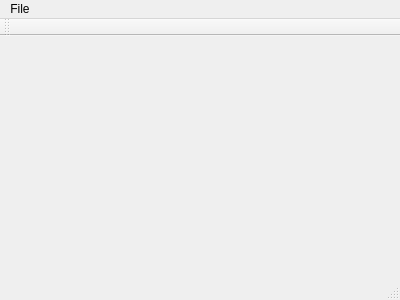
First picture: the form in TowerProject/mainwindow.ui, repository PaulCode/Tower-iLLuminati, before the edit.
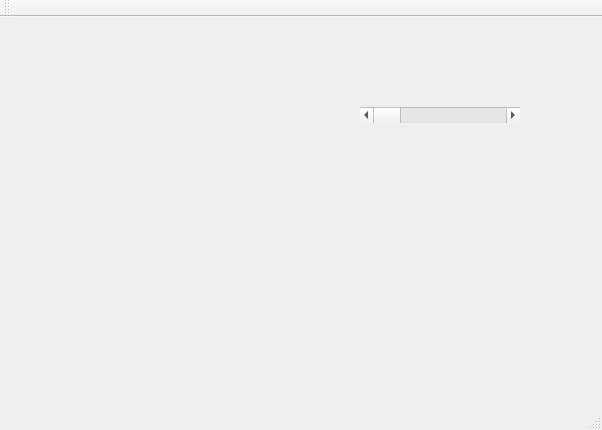
Second picture: the form after the edit.

The edit to the form file:
```diff
--- a/TowerProject/mainwindow.ui
+++ b/TowerProject/mainwindow.ui
@@ -6,30 +6,37 @@
    <rect>
     <x>0</x>
     <y>0</y>
-    <width>400</width>
-    <height>300</height>
+    <width>602</width>
+    <height>430</height>
    </rect>
   </property>
   <property name="windowTitle">
    <string>MainWindow</string>
   </property>
-  <widget class="QWidget" name="centralWidget"/>
+  <widget class="QWidget" name="centralWidget">
+   <widget class="QScrollBar" name="horizontalScrollBar">
+    <property name="geometry">
+     <rect>
+      <x>360</x>
+      <y>90</y>
+      <width>160</width>
+      <height>16</height>
+     </rect>
+    </property>
+    <property name="orientation">
+     <enum>Qt::Horizontal</enum>
+    </property>
+   </widget>
+  </widget>
   <widget class="QMenuBar" name="menuBar">
    <property name="geometry">
     <rect>
      <x>0</x>
      <y>0</y>
-     <width>400</width>
+     <width>602</width>
      <height>21</height>
     </rect>
    </property>
-   <widget class="QMenu" name="menuTower_Animator">
-    <property name="title">
-     <string>File</string>
-    </property>
-    <addaction name="actionExit"/>
-   </widget>
-   <addaction name="menuTower_Animator"/>
   </widget>
   <widget class="QToolBar" name="mainToolBar">
    <attribute name="toolBarArea">
```
Left out of the diff: 5 changed lines with no effect on the pictures.
